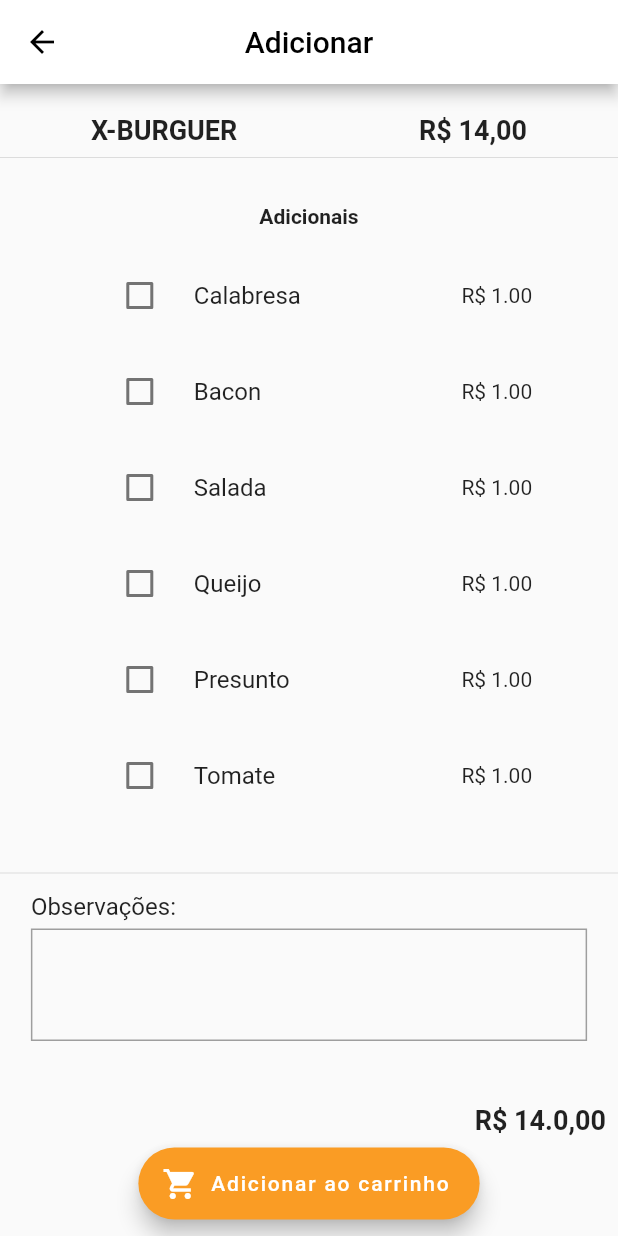
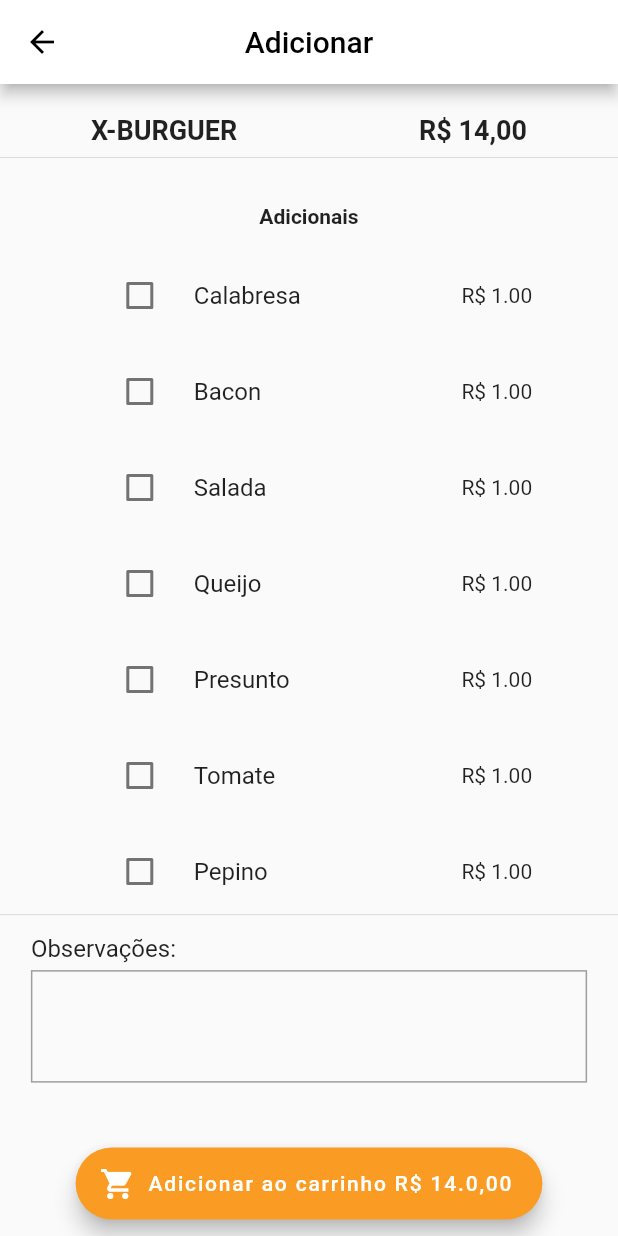
Before and after one commit to juniorsafera/delivery-app, a Flutter app: the screen it shows after launch, after a tap on "X-BURGUER", on a phone screen of 412 x 824 dp. Run offline on Flutter 3.47's test engine with Material 2 defaults, Android fonts, the phone set to English and light mode, and no system bars; network calls fail.

Commit message:
Update tela_adiconar_carrinho.dart

```diff
--- a/delivey_app/lib/views/tela_adiconar_carrinho.dart
+++ b/delivey_app/lib/views/tela_adiconar_carrinho.dart
@@ -52,7 +52,8 @@ class _TelaAdicionarCarrinhoState extends State<TelaAdicionarCarrinho> {
           title: const Text('Adicionar'),
           backgroundColor: Colors.white,
           foregroundColor: Colors.black),
-      body: SizedBox(
+      body: SafeArea(
+        child: SizedBox(
           width: size.width,
           height: size.height,
           //padding: const EdgeInsets.all(30),
@@ -124,26 +125,14 @@ class _TelaAdicionarCarrinhoState extends State<TelaAdicionarCarrinho> {
                           flex: 1,
                           child: SizedBox(
                               width: size.width * 0.9,
+                              child: SingleChildScrollView(
                                 child: InputObservacoes(
-                                textObservacao: textObservacao))),
+                                    textObservacao: textObservacao),
+                              ))),
 
                       // Definindo label de input (Observações)
 
-                    Padding(
-                      padding: const EdgeInsets.all(8.0),
-                      child: Row(
-                        mainAxisAlignment: MainAxisAlignment.end,
-                        children: [
-                          Text(
-                            'R\$ ' + total.toString() + ',00',
-                            style: const TextStyle(
-                              fontWeight: FontWeight.bold,
-                              fontSize: 18,
-                            ),
-                          ),
-                        ],
-                      ),
-                    ),
+
 
                       Padding(
                         padding: const EdgeInsets.only(bottom: 10),
@@ -161,8 +150,10 @@ class _TelaAdicionarCarrinhoState extends State<TelaAdicionarCarrinho> {
                             _itensAdicionais.limpar();
                           },
                           icon: const Icon(Icons.shopping_cart),
-                        label: const Text(
-                          'Adicionar ao carrinho',
+                          label: Text(
+                            'Adicionar ao carrinho R\$ ' +
+                                total.toString() +
+                                ',00',
                           ),
                         ),
                       )
@@ -173,6 +164,7 @@ class _TelaAdicionarCarrinhoState extends State<TelaAdicionarCarrinho> {
             ],
           ),
         ),
+      ),
     );
   }
 }
```
Lines whose indentation alone changed are shown as unchanged.
